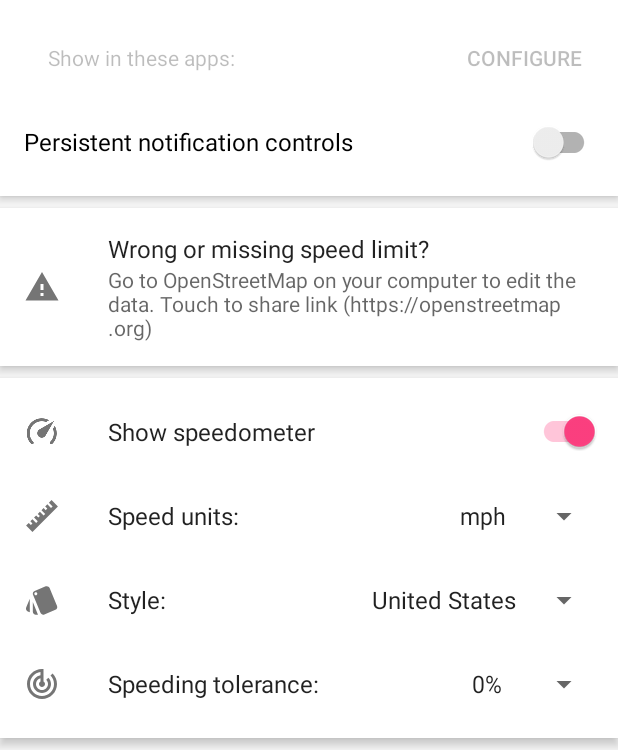
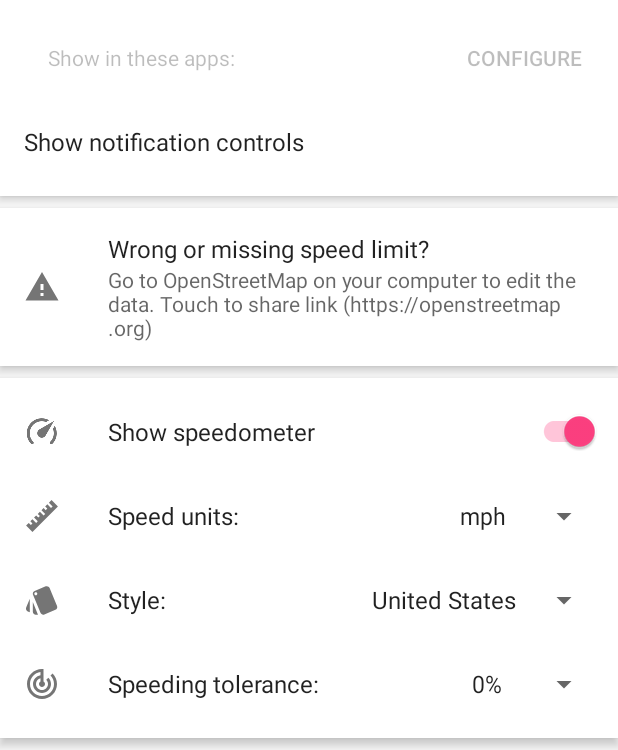
Before and after one commit to pluscubed/velociraptor, an Android app: the screen it shows after launch (SettingsActivity), scrolled down 154 dp, on a phone screen of 412 x 824 dp, the part 486-1236 px from its top. Run offline under Robolectric (Android 15) with nearby library versions, the phone set to English and light mode, and no system bars; libraries missing offline, so code that uses them is left out: com.afollestad.materialdialogs, com.crashlytics.android, com.squareup.leakcanary, io.fabric.sdk, io.requery and 4 more; 4 statements that could not run were skipped.

Commit message:
Add notification controls

```diff
--- a/app/src/main/java/com/pluscubed/velociraptor/SettingsActivity.java
+++ b/app/src/main/java/com/pluscubed/velociraptor/SettingsActivity.java
@@ -2,7 +2,11 @@ package com.pluscubed.velociraptor;
 
 import android.Manifest;
 import android.annotation.SuppressLint;
+import android.app.Notification;
+import android.app.NotificationManager;
+import android.app.PendingIntent;
 import android.content.ActivityNotFoundException;
+import android.content.Context;
 import android.content.Intent;
 import android.content.pm.PackageManager;
 import android.net.Uri;
@@ -11,6 +15,7 @@ import android.os.Bundle;
 import android.provider.Settings;
 import android.support.design.widget.Snackbar;
 import android.support.v4.app.ActivityCompat;
+import android.support.v4.app.NotificationCompat;
 import android.support.v4.app.ShareCompat;
 import android.support.v4.content.ContextCompat;
 import android.support.v7.app.AppCompatActivity;
@@ -33,9 +38,11 @@ import com.pluscubed.velociraptor.utils.PrefUtils;
 import com.pluscubed.velociraptor.utils.Utils;
 
 public class SettingsActivity extends AppCompatActivity {
-
+    public static final int PENDING_SERVICE = 4;
+    public static final int PENDING_SERVICE_CLOSE = 3;
+    public static final int PENDING_SETTINGS = 2;
+    public static final int NOTIFICATION_CONTROLS = 42;
     private static final int REQUEST_LOCATION = 105;
-
     private Button mEnableServiceButton;
     private ImageView mEnabledServiceImage;
     private Button mEnableFloatingButton;
@@ -50,6 +57,7 @@ public class SettingsActivity extends AppCompatActivity {
     private SwitchCompat mAutoDisplaySwitch;
     private ViewGroup mAutoDisplayOptionsContainer;
     private ViewGroup mOpenAppSelectionContainer;
+    private NotificationManager mNotificationManager;
 
 
     @SuppressWarnings("ConstantConditions")
@@ -92,6 +100,36 @@ public class SettingsActivity extends AppCompatActivity {
                         .startChooser();
             }
         });
+
+        mNotificationManager = (NotificationManager) getSystemService(Context.NOTIFICATION_SERVICE);
+        View notifControls = findViewById(R.id.switch_notif_controls);
+        notifControls.setOnClickListener(new View.OnClickListener() {
+            @Override
+            public void onClick(View v) {
+                Intent intent = new Intent(SettingsActivity.this, FloatingService.class);
+                PendingIntent pending = PendingIntent.getService(SettingsActivity.this,
+                        PENDING_SERVICE, intent, PendingIntent.FLAG_CANCEL_CURRENT);
+                Intent intentClose = new Intent(SettingsActivity.this, FloatingService.class);
+                intentClose.putExtra(FloatingService.EXTRA_CLOSE, true);
+                PendingIntent pendingClose = PendingIntent.getService(SettingsActivity.this,
+                        PENDING_SERVICE_CLOSE, intentClose, PendingIntent.FLAG_CANCEL_CURRENT);
+                Intent settings = new Intent(SettingsActivity.this, SettingsActivity.class);
+                PendingIntent settingsIntent = PendingIntent.getActivity(SettingsActivity.this,
+                        PENDING_SETTINGS, settings, PendingIntent.FLAG_CANCEL_CURRENT);
+
+                NotificationCompat.Builder builder =
+                        new NotificationCompat.Builder(SettingsActivity.this)
+                                .setSmallIcon(R.drawable.ic_speedometer)
+                                .setContentTitle(getString(R.string.controls_notif_title))
+                                .setContentText(getString(R.string.controls_notif_desc))
+                                .addAction(0, getString(R.string.show), pending)
+                                .addAction(0, getString(R.string.hide), pendingClose)
+                                .setContentIntent(settingsIntent);
+                Notification notification = builder.build();
+                mNotificationManager.notify(NOTIFICATION_CONTROLS, notification);
+            }
+        });
+
 
         Button openAppSelection = (Button) findViewById(R.id.button_app_selection);
         openAppSelection.setOnClickListener(new View.OnClickListener() {
--- a/app/src/main/java/com/pluscubed/velociraptor/SpeedLimitApi.java
+++ b/app/src/main/java/com/pluscubed/velociraptor/SpeedLimitApi.java
@@ -19,7 +19,6 @@ import java.io.IOException;
 import java.util.ArrayList;
 import java.util.Collections;
 import java.util.List;
-import java.util.concurrent.TimeUnit;
 
 import okhttp3.HttpUrl;
 import okhttp3.Interceptor;
@@ -61,6 +60,7 @@ public class SpeedLimitApi {
         for (String api : OSM_OVERPASS_APIS) {
             mOsmOverpassApis.add(new OsmApiEndpoint(api));
         }
+        Collections.shuffle(mOsmOverpassApis);
 
         HttpLoggingInterceptor loggingInterceptor = new HttpLoggingInterceptor();
         loggingInterceptor.setLevel(HttpLoggingInterceptor.Level.BODY);
@@ -76,12 +76,9 @@ public class SpeedLimitApi {
         mOsmApiSelectionInterceptor = new OsmApiSelectionInterceptor();
         OkHttpClient osmClient = client.newBuilder()
                 .addInterceptor(mOsmApiSelectionInterceptor)
-                .connectTimeout(2000, TimeUnit.MILLISECONDS)
-                .readTimeout(5000, TimeUnit.MILLISECONDS)
                 .build();
         Retrofit osmRest = buildRetrofit(osmClient, OSM_OVERPASS_APIS[0]);
         mOsmService = osmRest.create(OsmService.class);
-        ;
     }
 
     public Single<Integer> getSpeedLimit(Location location) {
--- a/app/src/main/res/layout/activity_settings_use.xml
+++ b/app/src/main/res/layout/activity_settings_use.xml
@@ -120,17 +120,29 @@
             </LinearLayout>
         </LinearLayout>
 
-        <android.support.v7.widget.SwitchCompat
+        <LinearLayout
+            android:id="@+id/switch_notif_controls"
             android:layout_width="match_parent"
             android:layout_height="56dp"
-            android:background="@null"
-            android:foreground="?selectableItemBackground"
-            android:paddingEnd="12dp"
+            android:background="?selectableItemBackground"
+            android:baselineAligned="false"
+            android:gravity="center_vertical"
+            android:orientation="horizontal"
             android:paddingLeft="16dp"
-            android:paddingRight="12dp"
             android:paddingStart="16dp"
-            android:text="@string/persistent_notification_controls"
-            android:textSize="16sp" />
+            tools:ignore="UseCompoundDrawables">
+
+            <TextView
+                android:layout_width="0dp"
+                android:layout_height="wrap_content"
+                android:layout_weight="1"
+                android:paddingEnd="16dp"
+                android:paddingRight="16dp"
+                android:text="@string/persistent_notification_controls"
+                android:textSize="16sp"
+                tools:ignore="RtlSymmetry" />
+
+        </LinearLayout>
 
         <Space
             android:id="@+id/service_enabled_space"
--- a/app/src/main/res/values/strings.xml
+++ b/app/src/main/res/values/strings.xml
@@ -2,8 +2,8 @@
     <string name="app_name">Velociraptor</string>
 
 
-    <string name="notif_content">Touch to open settings</string>
-    <string name="notif_title">Velociraptor Speed Limit</string>
+    <string name="notif_content">Touch to open settings.</string>
+    <string name="notif_title">Velociraptor monitor running</string>
 
     <string name="dialog_draw_overlay">To show floating elements on Android 6.0+, grant the \"Draw Over Other Apps\" permission</string>
     <string name="open_settings">Open Settings Page</string>
@@ -55,8 +55,12 @@
     <string name="select_overlay_usage">Floating monitor usage</string>
     <string name="enable">Enable</string>
     <string name="show_in_apps">Show in these apps:</string>
-    <string name="persistent_notification_controls">Persistent notification controls</string>
+    <string name="persistent_notification_controls">Show notification controls</string>
     <string name="done">Done</string>
     <string name="select_apps">Select apps</string>
     <string name="show_map_apps">Show map apps</string>
+    <string name="show">Show</string>
+    <string name="hide">Hide</string>
+    <string name="controls_notif_title">Velociraptor controls</string>
+    <string name="controls_notif_desc">Show or hide speed limit monitor</string>
 </resources>
```
Also changed, not shown: app/src/main/java/com/pluscubed/velociraptor/FloatingService.java (+15 -6 lines), app/src/main/res/drawable/ic_clear_all_black_24dp.xml (added, +9 -0 lines).
